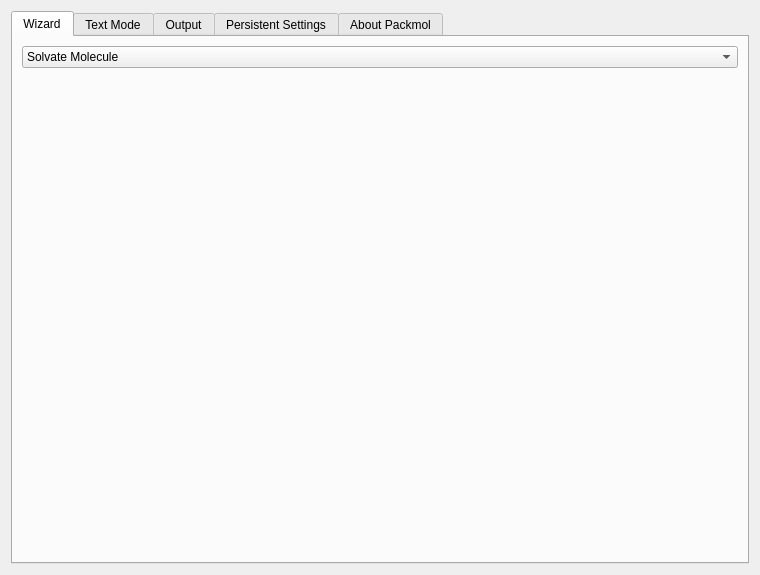
Qt form packmoldialog.ui (timvdm/Avogadro-Packmol-Extension) before a commit.
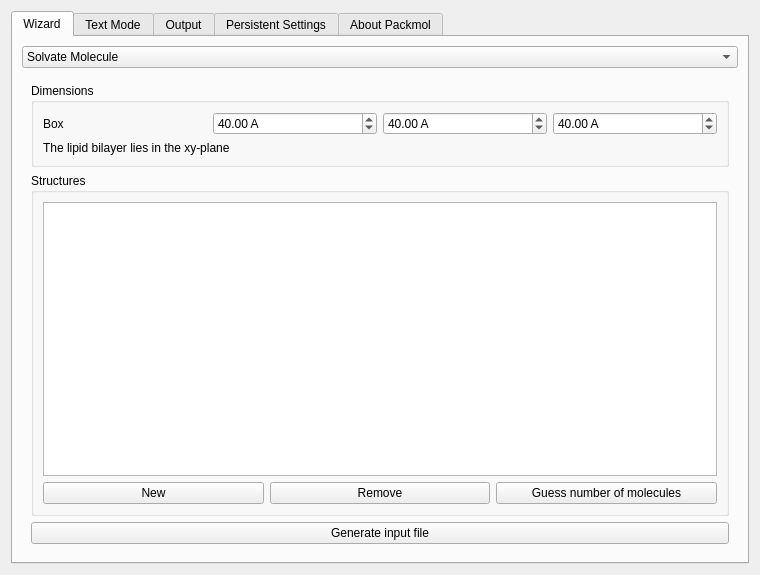
The same form after that commit. The open tabs and pages were chosen to show the change.

Commit message: Continue working on packmol extension. Lipid bilayers are now possible :-)

```diff
--- a/packmoldialog.ui
+++ b/packmoldialog.ui
@@ -437,7 +437,126 @@
            </item>
           </layout>
          </widget>
-         <widget class="QWidget" name="page_4"/>
+         <widget class="QWidget" name="page_4">
+          <layout class="QVBoxLayout" name="verticalLayout_13">
+           <item>
+            <widget class="QGroupBox" name="groupBox_6">
+             <property name="title">
+              <string>Dimensions</string>
+             </property>
+             <layout class="QVBoxLayout" name="verticalLayout_11">
+              <item>
+               <layout class="QHBoxLayout" name="horizontalLayout_7">
+                <item>
+                 <widget class="QLabel" name="label_19">
+                  <property name="text">
+                   <string>Box</string>
+                  </property>
+                 </widget>
+                </item>
+                <item>
+                 <widget class="QDoubleSpinBox" name="bilayerDimX">
+                  <property name="suffix">
+                   <string> A</string>
+                  </property>
+                  <property name="maximum">
+                   <double>1000.000000000000000</double>
+                  </property>
+                  <property name="value">
+                   <double>40.000000000000000</double>
+                  </property>
+                 </widget>
+                </item>
+                <item>
+                 <widget class="QDoubleSpinBox" name="bilayerDimY">
+                  <property name="suffix">
+                   <string> A</string>
+                  </property>
+                  <property name="maximum">
+                   <double>1000.000000000000000</double>
+                  </property>
+                  <property name="value">
+                   <double>40.000000000000000</double>
+                  </property>
+                 </widget>
+                </item>
+                <item>
+                 <widget class="QDoubleSpinBox" name="bilayerDimZ">
+                  <property name="suffix">
+                   <string> A</string>
+                  </property>
+                  <property name="maximum">
+                   <double>1000.000000000000000</double>
+                  </property>
+                  <property name="value">
+                   <double>40.000000000000000</double>
+                  </property>
+                 </widget>
+                </item>
+               </layout>
+              </item>
+              <item>
+               <widget class="QLabel" name="label_18">
+                <property name="text">
+                 <string>The lipid bilayer lies in the xy-plane</string>
+                </property>
+               </widget>
+              </item>
+             </layout>
+            </widget>
+           </item>
+           <item>
+            <widget class="QGroupBox" name="groupBox_7">
+             <property name="sizePolicy">
+              <sizepolicy hsizetype="Preferred" vsizetype="MinimumExpanding">
+               <horstretch>0</horstretch>
+               <verstretch>0</verstretch>
+              </sizepolicy>
+             </property>
+             <property name="title">
+              <string>Structures</string>
+             </property>
+             <layout class="QVBoxLayout" name="verticalLayout_12">
+              <item>
+               <widget class="QTableView" name="bilayerTableView"/>
+              </item>
+              <item>
+               <layout class="QHBoxLayout" name="horizontalLayout_9">
+                <item>
+                 <widget class="QPushButton" name="bilayerNew">
+                  <property name="text">
+                   <string>New</string>
+                  </property>
+                 </widget>
+                </item>
+                <item>
+                 <widget class="QPushButton" name="bilayerRemove">
+                  <property name="text">
+                   <string>Remove</string>
+                  </property>
+                 </widget>
+                </item>
+                <item>
+                 <widget class="QPushButton" name="bilayerGuessNumber">
+                  <property name="text">
+                   <string>Guess number of molecules</string>
+                  </property>
+                 </widget>
+                </item>
+               </layout>
+              </item>
+             </layout>
+            </widget>
+           </item>
+           <item>
+            <widget class="QPushButton" name="bilayerGenerate">
+             <property name="text">
+              <string>Generate input file</string>
+             </property>
+            </widget>
+           </item>
+          </layout>
+         </widget>
         </widget>
        </item>
       </layout>
```
Left out of the diff: 183 changed lines with no effect on the pictures. The commit also changes 10 other files.
